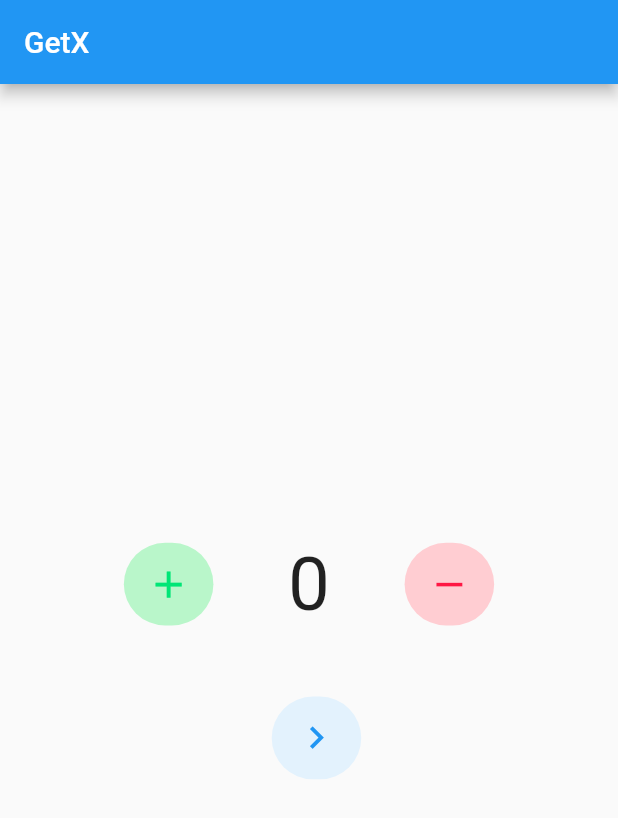
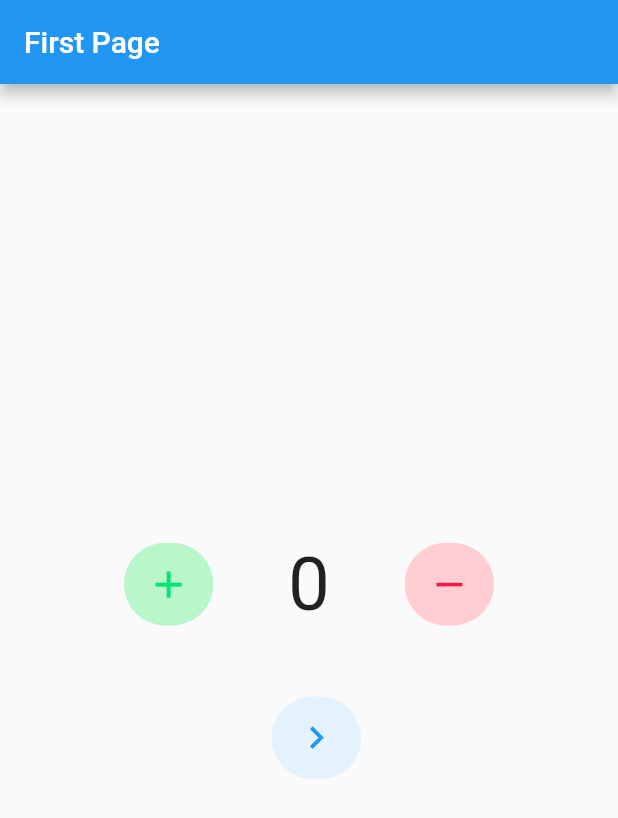
Before and after one commit to uditswaroopa/getx_demo, a Flutter app: the screen it shows after launch, on a phone screen of 412 x 824 dp. Shown: the top 818 px of the screen. Run offline on Flutter 3.47's test engine with Material 2 defaults, Android fonts, the phone set to English and light mode, and no system bars; our stand-ins replace flutter_screenutil, get.

Commit message:
Navigation Setup

```diff
--- a/lib/main.dart
+++ b/lib/main.dart
@@ -1,5 +1,6 @@
 import 'package:flutter/material.dart';
 import 'package:flutter_screenutil/flutter_screenutil.dart';
+import 'package:get/get.dart';
 import 'package:getx_demo/page/first_page.dart';
 
 void main() {
@@ -13,7 +14,7 @@ class MyApp extends StatelessWidget {
   @override
   Widget build(BuildContext context) {
     return ScreenUtilInit(
-      builder: ((context, child) => const MaterialApp(
+      builder: ((context, child) => const GetMaterialApp(
             home: HomePage(),
             debugShowCheckedModeBanner: false,
           )),
@@ -29,11 +30,6 @@ class HomePage extends StatelessWidget {
 
   @override
   Widget build(BuildContext context) {
-    return Scaffold(
-      appBar: AppBar(
-        title: const Text('GetX'),
-      ),
-      body: const FirstPage(),
-    );
+    return const FirstPage();
   }
 }
--- a/lib/page/first_page.dart
+++ b/lib/page/first_page.dart
@@ -2,6 +2,7 @@ import 'package:flutter/material.dart';
 import 'package:flutter_screenutil/flutter_screenutil.dart';
 import 'package:get/get.dart';
 import 'package:getx_demo/controlller/tap_controller.dart';
+import 'package:getx_demo/page/second_page.dart';
 
 class FirstPage extends StatelessWidget {
   const FirstPage({super.key});
@@ -10,7 +11,11 @@ class FirstPage extends StatelessWidget {
   Widget build(BuildContext context) {
     ButtonController controller = Get.put(ButtonController());
 
-    return Column(
+    return Scaffold(
+      appBar: AppBar(
+        title: const Text('First Page'),
+      ),
+      body: Column(
         mainAxisAlignment: MainAxisAlignment.center,
         crossAxisAlignment: CrossAxisAlignment.center,
         children: [
@@ -107,11 +112,14 @@ class FirstPage extends StatelessWidget {
                     size: 60.w,
                   ),
                 ),
-              onTap: () {},
+                onTap: () {
+                  Get.to(() => const SecondPage());
+                },
               ),
             ],
           ),
         ],
+      ),
     );
   }
 }
```
Also changed, not shown: lib/page/fourth_page.dart (+10 -2 lines), lib/page/second_page.dart (+14 -3 lines), lib/page/third_page.dart (+14 -3 lines). Lines whose indentation alone changed are shown as unchanged.
